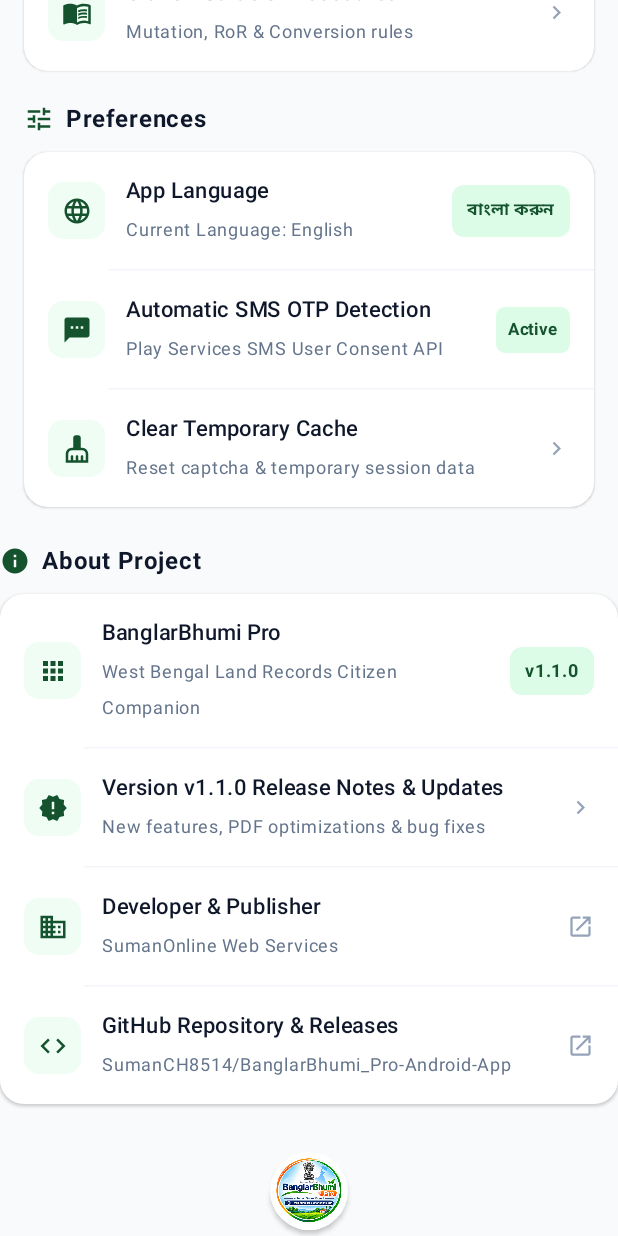
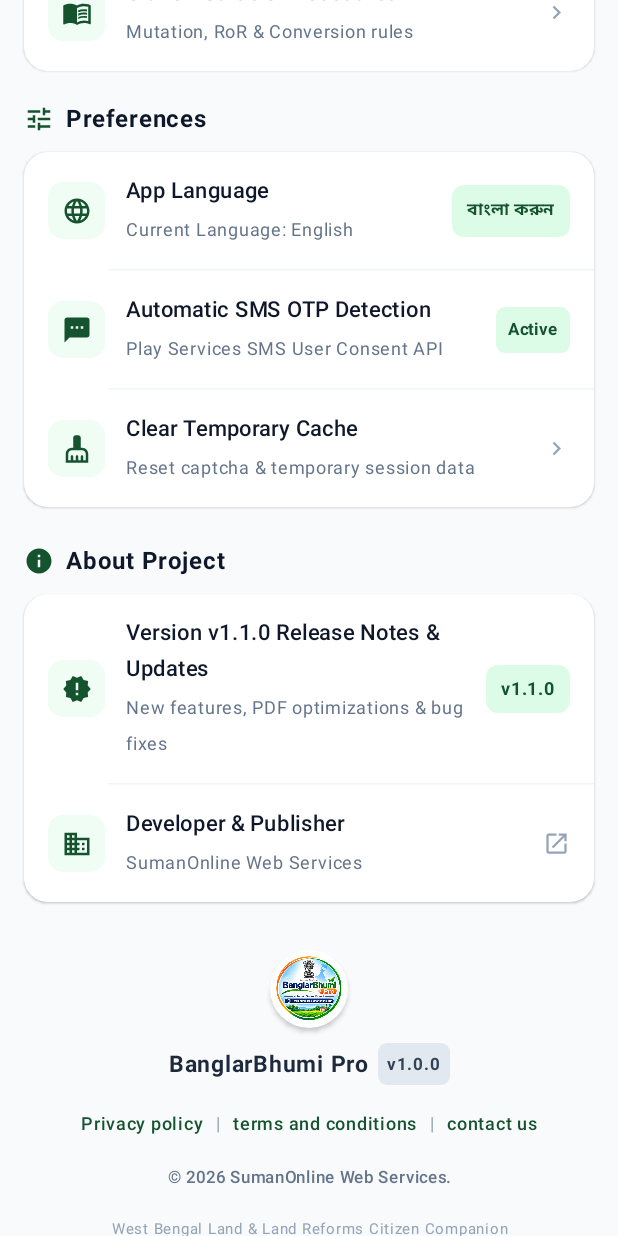
Before and after one commit to SumanCH8514/BanglarBhumi_Pro-Android-App, an Android app built with Jetpack Compose: the composable AccountScreen shown on its own in the app's theme, scrolled down 576 dp, on a phone screen of 412 x 824 dp. Run offline under Robolectric (Android 15) with nearby library versions, the phone set to English and light mode, and no system bars; network calls fail.

Commit message:
fix(ui): align About Project with Preferences padding and clean redundant items

```diff
--- a/app/src/main/java/com/banglarbhumi/pro/ui/screens/AccountScreen.kt
+++ b/app/src/main/java/com/banglarbhumi/pro/ui/screens/AccountScreen.kt
@@ -570,7 +570,9 @@ fun AccountScreen(
 
         // ─── ABOUT PROJECT SECTION ───
         Column(
-            modifier = Modifier.fillMaxWidth(),
+            modifier = Modifier
+                .fillMaxWidth()
+                .padding(horizontal = 16.dp),
             verticalArrangement = Arrangement.spacedBy(10.dp)
         ) {
             Row(
@@ -599,9 +601,9 @@ fun AccountScreen(
             ) {
                 Column(modifier = Modifier.fillMaxWidth()) {
                     AccountListItem(
-                        icon = Icons.Default.Apps,
-                        title = "BanglarBhumi Pro",
-                        subtitle = if (isBengali) "পশ্চিমবঙ্গ ভূমি ও ভূমি সংস্কার সিটিজেন তথ্য সহায়ক" else "West Bengal Land Records Citizen Companion",
+                        icon = Icons.Default.NewReleases,
+                        title = if (isBengali) "ভার্সন v1.1.0 রিলিজ নোটস ও আপডেট" else "Version v1.1.0 Release Notes & Updates",
+                        subtitle = if (isBengali) "নতুন ফিচার, PDF অপটিমাইজেশন ও বাগ ফিক্স" else "New features, PDF optimizations & bug fixes",
                         trailing = {
                             Surface(
                                 shape = RoundedCornerShape(8.dp),
@@ -615,23 +617,6 @@ fun AccountScreen(
                                     modifier = Modifier.padding(horizontal = 10.dp, vertical = 4.dp)
                                 )
                             }
-                        },
-                        onClick = { showAboutProjectDialog = true }
-                    )
-
-                    HorizontalDivider(color = Slate100, thickness = 1.dp, modifier = Modifier.padding(start = 56.dp))
-
-                    AccountListItem(
-                        icon = Icons.Default.NewReleases,
-                        title = if (isBengali) "ভার্সন v1.1.0 রিলিজ নোটস ও আপডেট" else "Version v1.1.0 Release Notes & Updates",
-                        subtitle = if (isBengali) "নতুন ফিচার, PDF অপটিমাইজেশন ও বাগ ফিক্স" else "New features, PDF optimizations & bug fixes",
-                        trailing = {
-                            Icon(
-                                imageVector = Icons.Default.ChevronRight,
-                                contentDescription = null,
-                                tint = Slate400,
-                                modifier = Modifier.size(18.dp)
-                            )
                         },
                         onClick = { showAboutProjectDialog = true }
                     )
@@ -653,28 +638,6 @@ fun AccountScreen(
                         onClick = {
                             try {
                                 val intent = Intent(Intent.ACTION_VIEW, Uri.parse("https://sumanonline.com"))
-                                context.startActivity(intent)
-                            } catch (_: Exception) {}
-                        }
-                    )
-
-                    HorizontalDivider(color = Slate100, thickness = 1.dp, modifier = Modifier.padding(start = 56.dp))
-
-                    AccountListItem(
-                        icon = Icons.Default.Code,
-                        title = if (isBengali) "GitHub রিপোজিটরি ও রিলিজ" else "GitHub Repository & Releases",
-                        subtitle = "SumanCH8514/BanglarBhumi_Pro-Android-App",
-                        trailing = {
-                            Icon(
-                                imageVector = Icons.Default.OpenInNew,
-                                contentDescription = null,
-                                tint = Slate400,
-                                modifier = Modifier.size(18.dp)
-                            )
-                        },
-                        onClick = {
-                            try {
-                                val intent = Intent(Intent.ACTION_VIEW, Uri.parse("https://github.com/SumanCH8514/BanglarBhumi_Pro-Android-App/releases/tag/v1.1.0"))
                                 context.startActivity(intent)
                             } catch (_: Exception) {}
                         }
```
